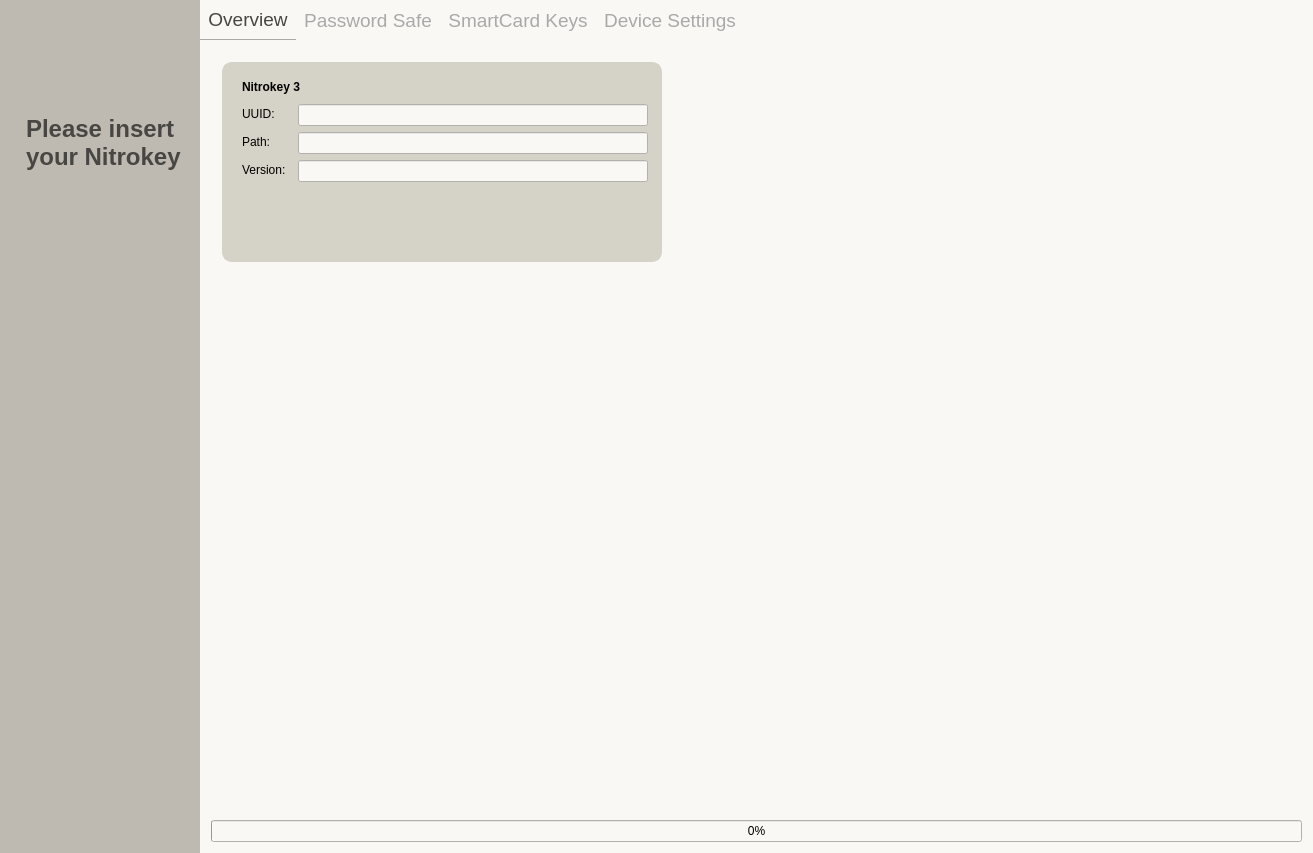
Above: nitropyapp/ui/mainwindow_alternative.ui from Nitrokey/nitrokey-app2 before the change. Below: the same form after it.
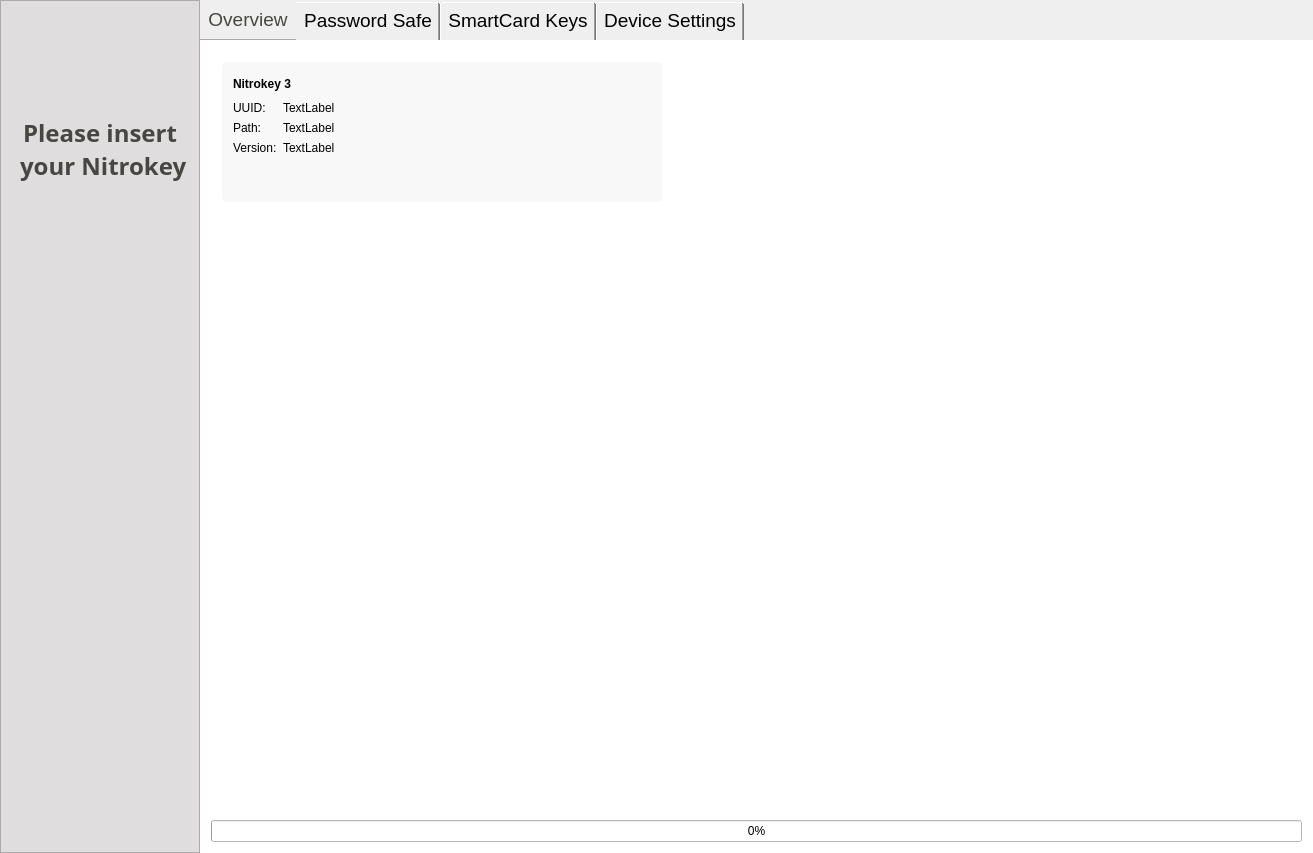
That is the form after the change. Icons and pictures are not drawn.

Patch:
```diff
--- a/nitropyapp/ui/mainwindow_alternative.ui
+++ b/nitropyapp/ui/mainwindow_alternative.ui
@@ -18,7 +18,7 @@
   </property>
   <property name="minimumSize">
    <size>
-    <width>600</width>
+    <width>700</width>
     <height>500</height>
    </size>
   </property>
@@ -48,8 +48,14 @@
    <bool>false</bool>
   </property>
   <widget class="QWidget" name="centralWidget">
+   <property name="sizePolicy">
+    <sizepolicy hsizetype="Expanding" vsizetype="Preferred">
+     <horstretch>0</horstretch>
+     <verstretch>0</verstretch>
+    </sizepolicy>
+   </property>
    <property name="styleSheet">
-    <string notr="true">QWidget{background-color: #faf8f5; }</string>
+    <string notr="true"/>
    </property>
    <layout class="QHBoxLayout" name="horizontalLayout_2">
     <property name="spacing">
@@ -82,8 +88,7 @@
        </size>
       </property>
       <property name="styleSheet">
-       <string notr="true">border: 0px;
-background-color:#bebab1</string>
+       <string notr="true">background-color: #dfdddd;</string>
       </property>
       <property name="frameShape">
        <enum>QFrame::StyledPanel</enum>
@@ -169,8 +174,8 @@
            <rect>
             <x>0</x>
             <y>0</y>
-            <width>188</width>
-            <height>631</height>
+            <width>201</width>
+            <height>625</height>
            </rect>
           </property>
           <layout class="QVBoxLayout" name="verticalLayout_9"/>
@@ -249,6 +254,7 @@
         <widget class="QLabel" name="label_insert_Nitrokey">
          <property name="font">
           <font>
+           <family>OpenSymbol</family>
            <pointsize>18</pointsize>
            <weight>75</weight>
            <bold>true</bold>
@@ -342,14 +348,14 @@
        <bool>true</bool>
       </property>
       <property name="sizePolicy">
-       <sizepolicy hsizetype="MinimumExpanding" vsizetype="MinimumExpanding">
+       <sizepolicy hsizetype="Expanding" vsizetype="Expanding">
         <horstretch>0</horstretch>
         <verstretch>0</verstretch>
        </sizepolicy>
       </property>
       <property name="minimumSize">
        <size>
-        <width>600</width>
+        <width>400</width>
         <height>400</height>
        </size>
       </property>
@@ -366,12 +372,10 @@
       </property>
       <property name="styleSheet">
        <string notr="true">QTabWidget::pane {             
-            border-width: 0px;   
+            border-width: 0px;  
 }  
 QTabBar::tab {
-  background-color: #faf8f5; 
   padding: 8px;
-  color: darkgrey;
 } 
 QTabBar::tab:selected{
 	border-bottom: 1px solid darkgrey; 
@@ -409,11 +413,17 @@
        <bool>false</bool>
       </property>
       <widget class="QWidget" name="tab_5">
+       <property name="sizePolicy">
+        <sizepolicy hsizetype="Expanding" vsizetype="Expanding">
+         <horstretch>0</horstretch>
+         <verstretch>0</verstretch>
+        </sizepolicy>
+       </property>
        <property name="autoFillBackground">
         <bool>false</bool>
        </property>
        <property name="styleSheet">
-        <string notr="true">QWidget{background-color:#faf8f5;}</string>
+        <string notr="true">QWidget{background-color:#ffffff;}</string>
        </property>
        <attribute name="title">
         <string>Overview</string>
@@ -433,7 +443,7 @@
           </property>
           <property name="styleSheet">
            <string notr="true">QScrollArea{ border-width: 0px ; 
-background-color: #faf8f5; }</string>
+background-color: #ffffff; }</string>
           </property>
           <property name="frameShape">
            <enum>QFrame::NoFrame</enum>
@@ -455,12 +465,18 @@
             <rect>
              <x>0</x>
              <y>0</y>
-             <width>1095</width>
+             <width>1080</width>
              <height>765</height>
             </rect>
            </property>
+           <property name="sizePolicy">
+            <sizepolicy hsizetype="Expanding" vsizetype="Expanding">
+             <horstretch>0</horstretch>
+             <verstretch>0</verstretch>
+            </sizepolicy>
+           </property>
            <property name="styleSheet">
-            <string notr="true"/>
+            <string notr="true">background-color: #ffffff;</string>
            </property>
            <layout class="QVBoxLayout" name="verticalLayout_3">
             <item alignment="Qt::AlignTop">
@@ -477,11 +493,12 @@
               <property name="minimumSize">
                <size>
                 <width>440</width>
-                <height>200</height>
+                <height>140</height>
                </size>
               </property>
               <property name="styleSheet">
-               <string notr="true">QFrame { background-color: #d5d2c7; border: 3px solid #d5d2c7; border-radius: 10px ; } </string>
+               <string notr="true">QFrame {background-color: #f8f8f8;
+border-radius: 5px;}</string>
               </property>
               <layout class="QFormLayout" name="formLayout_6">
                <item row="0" column="0" colspan="2">
@@ -535,24 +552,12 @@
                 </widget>
                </item>
                <item row="1" column="1">
-                <widget class="QLineEdit" name="nk3_lineedit_uuid">
-                 <property name="sizePolicy">
-                  <sizepolicy hsizetype="Expanding" vsizetype="Fixed">
-                   <horstretch>0</horstretch>
-                   <verstretch>0</verstretch>
-                  </sizepolicy>
+                <widget class="QLabel" name="nk3_lineedit_uuid">
+                 <property name="text">
+                  <string>TextLabel</string>
                  </property>
-                 <property name="minimumSize">
-                  <size>
-                   <width>0</width>
-                   <height>0</height>
-                  </size>
-                 </property>
-                 <property name="alignment">
-                  <set>Qt::AlignLeading|Qt::AlignLeft|Qt::AlignVCenter</set>
-                 </property>
-                 <property name="readOnly">
-                  <bool>true</bool>
+                 <property name="textInteractionFlags">
+                  <set>Qt::LinksAccessibleByMouse|Qt::TextSelectableByKeyboard|Qt::TextSelectableByMouse</set>
                  </property>
                 </widget>
                </item>
@@ -579,12 +584,12 @@
                 </widget>
                </item>
                <item row="2" column="1">
-                <widget class="QLineEdit" name="nk3_lineedit_path">
-                 <property name="alignment">
-                  <set>Qt::AlignLeading|Qt::AlignLeft|Qt::AlignVCenter</set>
+                <widget class="QLabel" name="nk3_lineedit_path">
+                 <property name="text">
+                  <string>TextLabel</string>
                  </property>
-                 <property name="readOnly">
-                  <bool>true</bool>
+                 <property name="textInteractionFlags">
+                  <set>Qt::LinksAccessibleByMouse|Qt::TextSelectableByKeyboard|Qt::TextSelectableByMouse</set>
                  </property>
                 </widget>
                </item>
@@ -611,21 +616,33 @@
                 </widget>
                </item>
                <item row="3" column="1">
-                <widget class="QLineEdit" name="nk3_lineedit_version">
-                 <property name="alignment">
-                  <set>Qt::AlignLeading|Qt::AlignLeft|Qt::AlignVCenter</set>
+                <widget class="QLabel" name="nk3_lineedit_version">
+                 <property name="text">
+                  <string>TextLabel</string>
                  </property>
-                 <property name="readOnly">
-                  <bool>true</bool>
+                 <property name="textInteractionFlags">
+                  <set>Qt::LinksAccessibleByMouse|Qt::TextSelectableByKeyboard|Qt::TextSelectableByMouse</set>
                  </property>
                 </widget>
                </item>
-               <item row="4" column="0" colspan="2">
-                <layout class="QVBoxLayout" name="buttonLayout_nk3">
-                 <property name="sizeConstraint">
-                  <enum>QLayout::SetFixedSize</enum>
+               <item row="4" column="0">
+                <spacer name="verticalSpacer">
+                 <property name="orientation">
+                  <enum>Qt::Vertical</enum>
                  </property>
-                </layout>
+                 <property name="sizeType">
+                  <enum>QSizePolicy::Fixed</enum>
+                 </property>
+                 <property name="sizeHint" stdset="0">
+                  <size>
+                   <width>20</width>
+                   <height>10</height>
+                  </size>
+                 </property>
+                </spacer>
+               </item>
+               <item row="5" column="0" colspan="2">
+                <layout class="QHBoxLayout" name="buttonLayout_nk3"/>
                </item>
               </layout>
              </widget>
```
Left out of the diff: 39 changed lines with no effect on the pictures.
